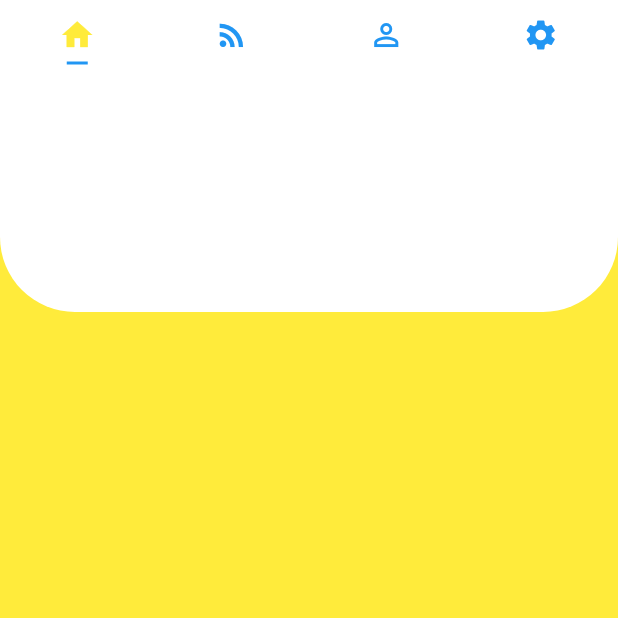
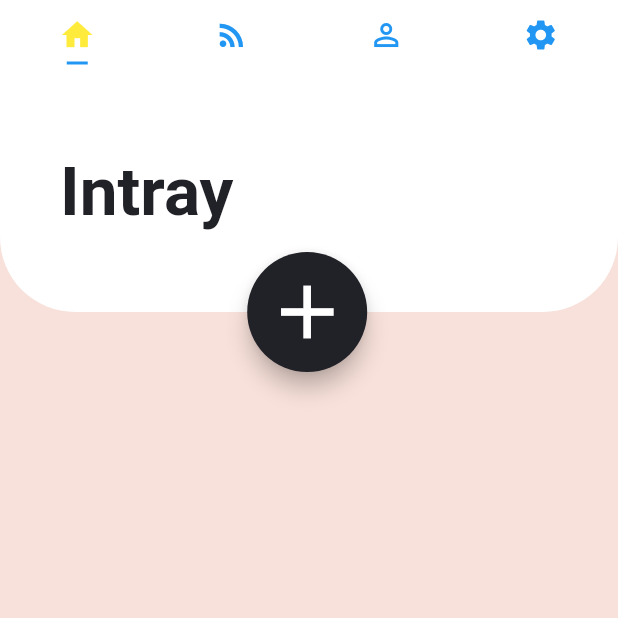
Before and after one commit to kangsudal/TodoApp, a Flutter app: the screen it shows after launch, on a phone screen of 412 x 824 dp, the top half of it. Run offline on Flutter 3.47's test engine with Material 2 defaults, Android fonts, the phone set to English and light mode, and no system bars; Roboto replaces fonts that are missing (Avenir).

Commit message:
Create navbar #1 Create top bar and button #3

```diff
--- a/lib/main.dart
+++ b/lib/main.dart
@@ -1,4 +1,6 @@
 import 'package:flutter/material.dart';
+
+import 'models/globa.dart';
 
 void main() => runApp(MyApp());
 
@@ -39,10 +41,10 @@ class _MyHomePageState extends State<MyHomePage> {
                   TabBarView(
                     children: [
                       new Container(
-                        color: Colors.yellow,
+                        color: coralColor,
                       ),
                       new Container(
-                        color: Colors.orange,
+                        color: pinkColor,
                       ),
                       new Container(
                         color: Colors.lightGreen,
@@ -53,12 +55,30 @@ class _MyHomePageState extends State<MyHomePage> {
                     ],
                   ),
                   Container(
+                    padding: EdgeInsets.only(left: 40),
                     height: 160,
                     decoration: BoxDecoration(
                         color: Colors.white,
-                        borderRadius:
-                            BorderRadius.only(bottomLeft: Radius.circular(50),bottomRight: Radius.circular(50))),
-                  )
+                        borderRadius: BorderRadius.only(
+                            bottomLeft: Radius.circular(50),
+                            bottomRight: Radius.circular(50))),
+                    child: Row(
+                        mainAxisAlignment: MainAxisAlignment.spaceBetween,
+                        children: <Widget>[
+                          Text("Intray", style: intrayTitleStyle),
+                          Container()
+                        ]),
+                  ),
+                  Container(
+                    width: 80,
+                    height: 80,
+                    child: FloatingActionButton(
+                      backgroundColor: darkGreyColor,
+                      onPressed: () {},
+                      child: Icon(Icons.add,size: 60,),
+                    ),
+                    margin: EdgeInsets.only(left: MediaQuery.of(context).size.width*0.4,top: 120,),
+                  ),
                 ],
               ),
               appBar: new TabBar(
--- /dev/null
+++ b/lib/models/globa.dart
@@ -0,0 +1,7 @@
+import 'package:flutter/material.dart';
+
+Color darkGreyColor = Color(0xFF212128);
+Color pinkColor = Color(0xFFfaecfb);
+Color coralColor = Color(0xFFf8e1da);
+Color purpleColor = Color(0xFF8977ad);
+TextStyle intrayTitleStyle = TextStyle(fontFamily: "Avenir", fontWeight: FontWeight.bold, color: darkGreyColor, fontSize: 45);
```
